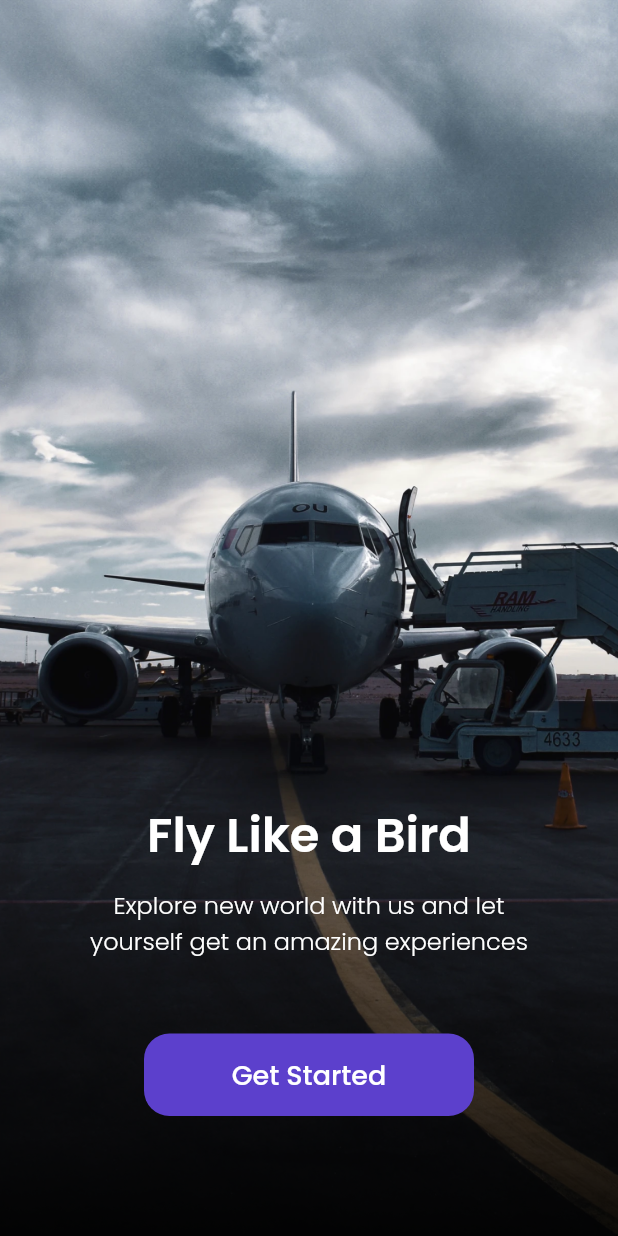
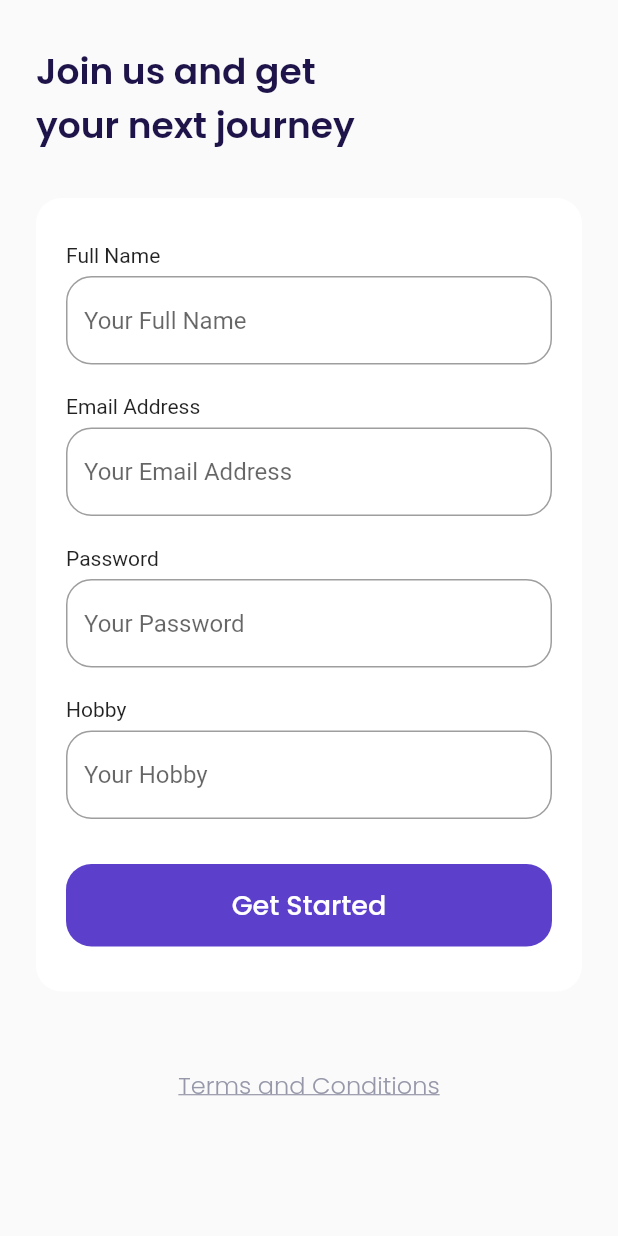
Before and after one commit to LaurentBrenkman/BWA-FLUTTER-AIRPLANE, a Flutter app: the screen it shows after launch, after a tap on "Get Started", on a phone screen of 412 x 824 dp. Run offline on Flutter 3.47's test engine with Material 2 defaults, Android fonts, the phone set to English and light mode, and no system bars; our stand-ins replace google_fonts.

Commit message:
Sign in and Sign Up Solved

```diff
--- a/lib/main.dart
+++ b/lib/main.dart
@@ -1,4 +1,6 @@
+import 'package:airplane/ui/pages/bonus_pages.dart';
 import 'package:airplane/ui/pages/get_started_page.dart';
+import 'package:airplane/ui/pages/sign_up_page.dart';
 import 'package:airplane/ui/pages/splash_page.dart';
 import 'package:flutter/material.dart';
 
@@ -14,6 +16,8 @@ class MyApp extends StatelessWidget {
       routes: {
         '/': (context) => SplashPage(),
         '/get-started': (context) => GetStartedPage(),
+        '/sign-up': (context) => SignUpPage(),
+        '/bonus': (context) => BonusPage(),
       },
     );
   }
--- a/lib/shared/theme.dart
+++ b/lib/shared/theme.dart
@@ -1,5 +1,8 @@
 import 'package:flutter/material.dart';
 import 'package:google_fonts/google_fonts.dart';
+
+double defaultMargin = 24.0;
+double defaultRadius = 17.0;
 
 Color kPrimaryColor = Color(
     0xff5C40CC); //0x berisi pemberitahuan bahwa ingin  menggunakan hexcode ff berisi bahwa opasiti 100%
--- /dev/null
+++ b/lib/ui/pages/bonus_pages.dart
@@ -0,0 +1,11 @@
+import 'package:flutter/material.dart';
+import '../../shared/theme.dart';
+
+class BonusPage extends StatelessWidget {
+  const BonusPage({super.key});
+
+  @override
+  Widget build(BuildContext context) {
+    return Scaffold();
+  }
+}
--- a/lib/ui/pages/get_started_page.dart
+++ b/lib/ui/pages/get_started_page.dart
@@ -50,11 +50,13 @@ class GetStartedPage extends StatelessWidget {
                     bottom: 80,
                   ),
                   child: TextButton(
-                    onPressed: () {},
+                    onPressed: () {
+                      Navigator.pushNamed(context, '/sign-up');
+                    },
                     style: TextButton.styleFrom(
                         backgroundColor: kPrimaryColor,
                         shape: RoundedRectangleBorder(
-                          borderRadius: BorderRadius.circular(17),
+                          borderRadius: BorderRadius.circular(defaultRadius),
                         )),
                     child: Text(
                       'Get Started',
--- /dev/null
+++ b/lib/ui/pages/sign_up_page.dart
@@ -0,0 +1,252 @@
+import 'package:flutter/material.dart';
+import '../../shared/theme.dart';
+
+class SignUpPage extends StatelessWidget {
+  const SignUpPage({super.key});
+
+  @override
+  Widget build(BuildContext context) {
+    Widget title() {
+      return Container(
+        margin: EdgeInsets.only(top: 30),
+        child: Text(
+          'Join us and get\nyour next journey',
+          style: blackTextStyle.copyWith(
+            fontSize: 24,
+            fontWeight: semiBold,
+          ),
+        ),
+      );
+    }
+
+    Widget inputSection() {
+      Widget nameInput() {
+        return Container(
+          margin: EdgeInsets.only(bottom: 20),
+          child: Column(
+            crossAxisAlignment: CrossAxisAlignment.start,
+            children: [
+              Text(
+                'Full Name',
+              ),
+              SizedBox(
+                height: 6,
+              ),
+              TextFormField(
+                cursorColor: kBlackColor,
+                decoration: InputDecoration(
+                  hintText: 'Your Full Name',
+                  border: OutlineInputBorder(
+                    borderRadius: BorderRadius.circular(
+                      defaultRadius,
+                    ),
+                  ),
+                  focusedBorder: OutlineInputBorder(
+                    borderRadius: BorderRadius.circular(
+                      defaultRadius,
+                    ),
+                    borderSide: BorderSide(
+                      color: kPrimaryColor,
+                    ),
+                  ),
+                ),
+              ),
+            ],
+          ),
+        );
+      }
+
+      Widget emailInput() {
+        return Container(
+          margin: EdgeInsets.only(bottom: 20),
+          child: Column(
+            crossAxisAlignment: CrossAxisAlignment.start,
+            children: [
+              Text(
+                'Email Address',
+              ),
+              SizedBox(
+                height: 6,
+              ),
+              TextFormField(
+                cursorColor: kBlackColor,
+                decoration: InputDecoration(
+                  hintText: 'Your Email Address',
+                  border: OutlineInputBorder(
+                    borderRadius: BorderRadius.circular(
+                      defaultRadius,
+                    ),
+                  ),
+                  focusedBorder: OutlineInputBorder(
+                    borderRadius: BorderRadius.circular(
+                      defaultRadius,
+                    ),
+                    borderSide: BorderSide(
+                      color: kPrimaryColor,
+                    ),
+                  ),
+                ),
+              ),
+            ],
+          ),
+        );
+      }
+
+      Widget passwordInput() {
+        return Container(
+          margin: EdgeInsets.only(bottom: 20),
+          child: Column(
+            crossAxisAlignment: CrossAxisAlignment.start,
+            children: [
+              Text(
+                'Password',
+              ),
+              SizedBox(
+                height: 6,
+              ),
+              TextFormField(
+                cursorColor: kBlackColor,
+                obscureText: true,
+                decoration: InputDecoration(
+                  hintText: 'Your Password',
+                  border: OutlineInputBorder(
+                    borderRadius: BorderRadius.circular(
+                      defaultRadius,
+                    ),
+                  ),
+                  focusedBorder: OutlineInputBorder(
+                    borderRadius: BorderRadius.circular(
+                      defaultRadius,
+                    ),
+                    borderSide: BorderSide(
+                      color: kPrimaryColor,
+                    ),
+                  ),
+                ),
+              ),
+            ],
+          ),
+        );
+      }
+
+      Widget hobbyInput() {
+        return Container(
+          margin: EdgeInsets.only(bottom: 30),
+          child: Column(
+            crossAxisAlignment: CrossAxisAlignment.start,
+            children: [
+              Text(
+                'Hobby',
+              ),
+              SizedBox(
+                height: 6,
+              ),
+              TextFormField(
+                cursorColor: kBlackColor,
+                decoration: InputDecoration(
+                  hintText: 'Your Hobby',
+                  border: OutlineInputBorder(
+                    borderRadius: BorderRadius.circular(
+                      defaultRadius,
+                    ),
+                  ),
+                  focusedBorder: OutlineInputBorder(
+                    borderRadius: BorderRadius.circular(
+                      defaultRadius,
+                    ),
+                    borderSide: BorderSide(
+                      color: kPrimaryColor,
+                    ),
+                  ),
+                ),
+              ),
+            ],
+          ),
+        );
+      }
+
+      Widget submitButton() {
+        return Container(
+          width: double.infinity,
+          height: 55,
+          child: TextButton(
+            onPressed: () {
+              Navigator.pushNamed(context, '/bonus');
+            },
+            style: TextButton.styleFrom(
+                backgroundColor: kPrimaryColor,
+                shape: RoundedRectangleBorder(
+                  borderRadius: BorderRadius.circular(
+                    defaultRadius,
+                  ),
+                )),
+            child: Text(
+              'Get Started',
+              style: whiteTextStyle.copyWith(
+                fontSize: 18,
+                fontWeight: medium,
+              ),
+            ),
+          ),
+        );
+      }
+
+      return Container(
+        margin: EdgeInsets.only(top: 30),
+        padding: EdgeInsets.symmetric(
+          horizontal: 20,
+          vertical: 30,
+        ),
+        decoration: BoxDecoration(
+          color: kWhiteColor,
+          borderRadius: BorderRadius.circular(
+            defaultRadius,
+          ),
+        ),
+        child: Column(
+          children: [
+            nameInput(),
+            emailInput(),
+            passwordInput(),
+            hobbyInput(),
+            submitButton(),
+          ],
+        ),
+      );
+    }
+
+    Widget tacButton() {
+      return Container(
+        alignment: Alignment.center,
+        margin: EdgeInsets.only(
+          top: 50,
+          bottom: 73,
+        ),
+        child: Text(
+          'Terms and Conditions',
+          style: greyTextStyle.copyWith(
+            fontSize: 16,
+            fontWeight: light,
+            decoration: TextDecoration.underline,
+          ),
+        ),
+      );
+    }
+
+    return Scaffold(
+      backgroundColor: kBackgroundColor,
+      body: SafeArea(
+        child: ListView(
+          padding: EdgeInsets.symmetric(
+            horizontal: defaultMargin,
+          ),
+          children: [
+            title(),
+            inputSection(),
+            tacButton(),
+          ],
+        ),
+      ),
+    );
+  }
+}
```
